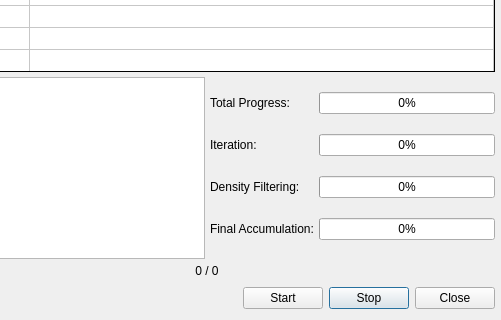
The window that Source/Fractorium/FinalRenderDialog.ui (typpos/fractorium) describes before a commit, drawn with Qt 5; both pictures show x 87 to 588 and y 518 to 838 of the 588 by 838 pixel window.
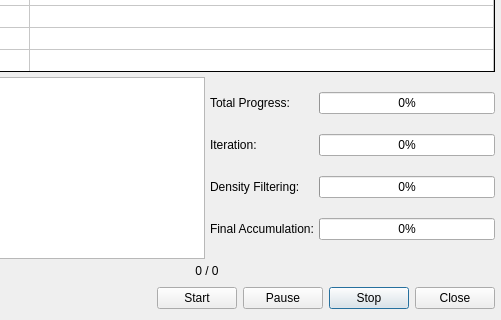
The same window after the commit. Custom widgets are drawn as their Qt base class.

Commit message:
--User changes  -Allow for pausing and resuming of final renders.
--Code changes
 -Only instantiate float version of Palette and PaletteList, no need for double since it's never used.
 -Allow for FinalRenderDialog to be queried on whether it's currently rendering.

Patch:
```diff
--- a/Source/Fractorium/FinalRenderDialog.ui
+++ b/Source/Fractorium/FinalRenderDialog.ui
@@ -1153,6 +1153,22 @@
            </property>
           </widget>
          </item>
+         <item>
+          <widget class="QPushButton" name="FinalRenderPauseButton">
+           <property name="enabled">
+            <bool>true</bool>
+           </property>
+           <property name="focusPolicy">
+            <enum>Qt::TabFocus</enum>
+           </property>
+           <property name="text">
+            <string>Pause</string>
+           </property>
+           <property name="autoDefault">
+            <bool>false</bool>
+           </property>
+          </widget>
+         </item>
          <item>
           <widget class="QPushButton" name="FinalRenderStopButton">
            <property name="focusPolicy">
```
The commit also changes 10 other files.
